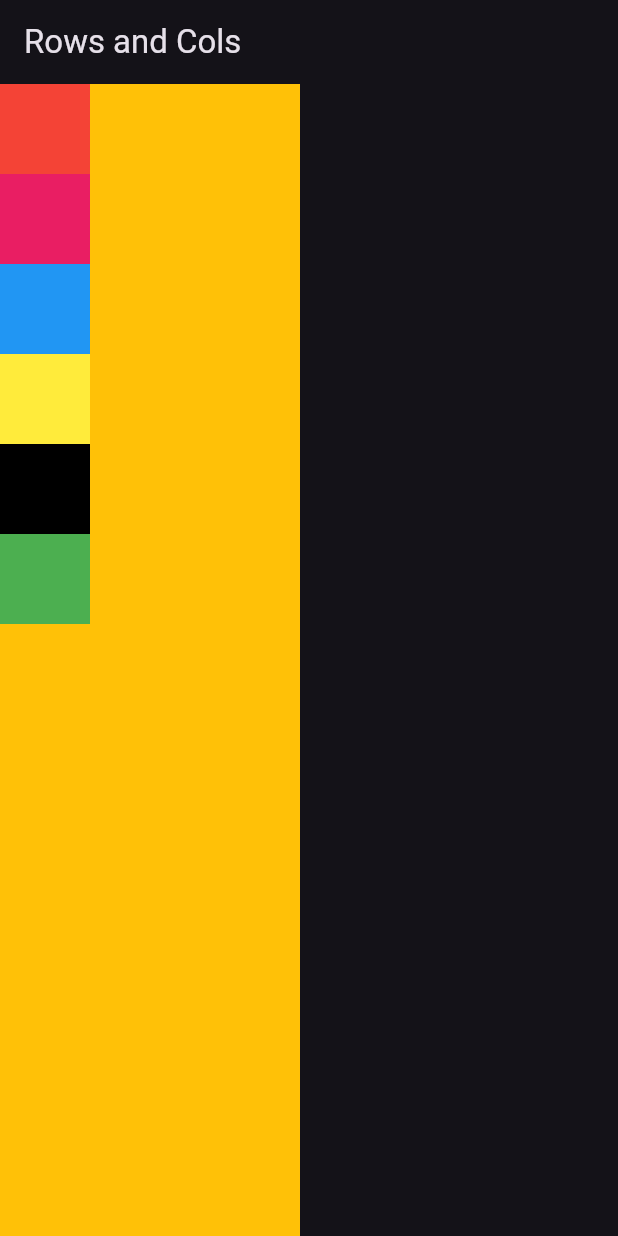
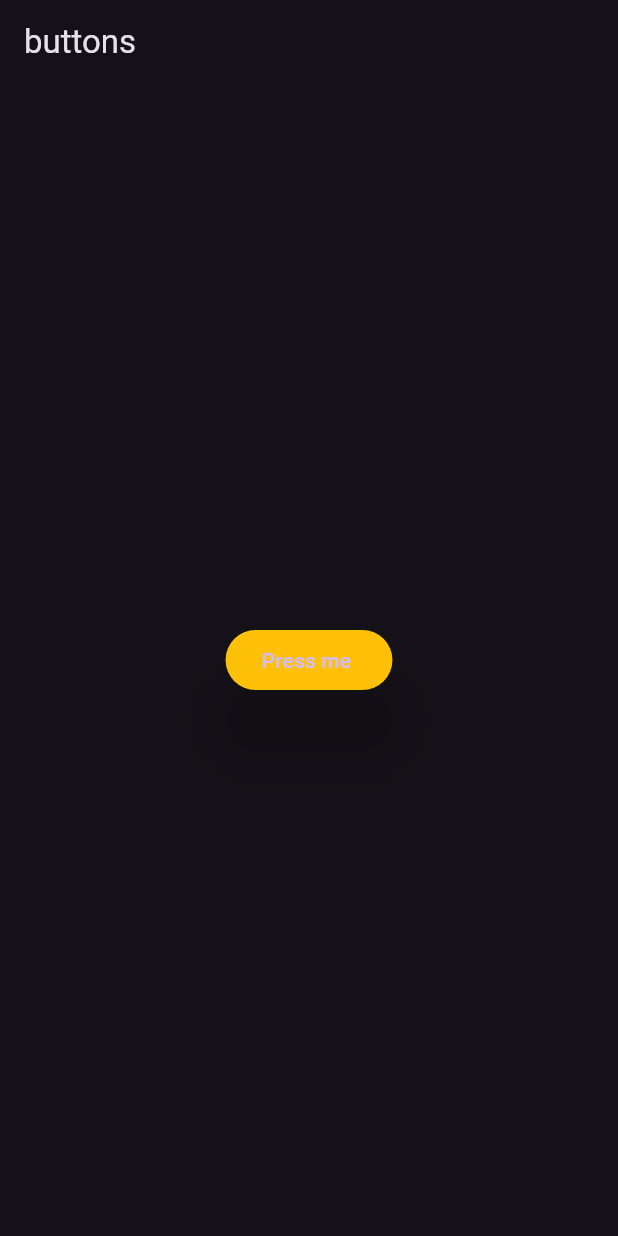
Before and after one commit to RamanKumar00/Learn-With-Me, a Flutter app: the screen it shows after launch, on a phone screen of 412 x 824 dp. Run offline on Flutter 3.47's test engine with Material 3 defaults, Android fonts, the phone set to English and light mode, and no system bars.

Commit message:
learn about buttons and its type and properties

```diff
--- a/container_and_sizedbox/lib/main.dart
+++ b/container_and_sizedbox/lib/main.dart
@@ -1,4 +1,5 @@
- import 'package:container_and_sizedbox/widgets/row_and_column.dart';
+ import 'package:container_and_sizedbox/widgets/buttons.dart';
+// import 'package:container_and_sizedbox/widgets/row_and_column.dart';
 import 'package:flutter/material.dart';
 
 void main() => runApp(new MyApp());
@@ -14,7 +15,7 @@ class MyApp extends StatelessWidget {
         brightness: Brightness.dark,
         primaryColor: Colors.deepPurple,
       ),
-      home: RowsCols(),
+      home: ButtonWidget(),
     );
   }
 }
--- /dev/null
+++ b/container_and_sizedbox/lib/widgets/buttons.dart
@@ -0,0 +1,30 @@
+import 'package:flutter/material.dart';
+
+class ButtonWidget extends StatelessWidget {
+  const ButtonWidget({super.key});
+
+  @override
+  Widget build(BuildContext context) {
+    return Scaffold(
+      appBar: AppBar(title: Text("buttons")),
+      body: Center(
+        child: Column(
+          mainAxisAlignment: MainAxisAlignment.center,
+          children: [
+            ElevatedButton(
+              onPressed: () {
+                print("Wow");
+              },
+              style: ButtonStyle(
+                overlayColor: MaterialStateProperty.all(Colors.black45),
+                elevation: MaterialStateProperty.all(20),
+                backgroundColor: MaterialStateProperty.all(Colors.amber),
+              ),
+              child: Text("Press me "),
+            ),
+          ],
+        ),
+      ),
+    );
+  }
+}
```
